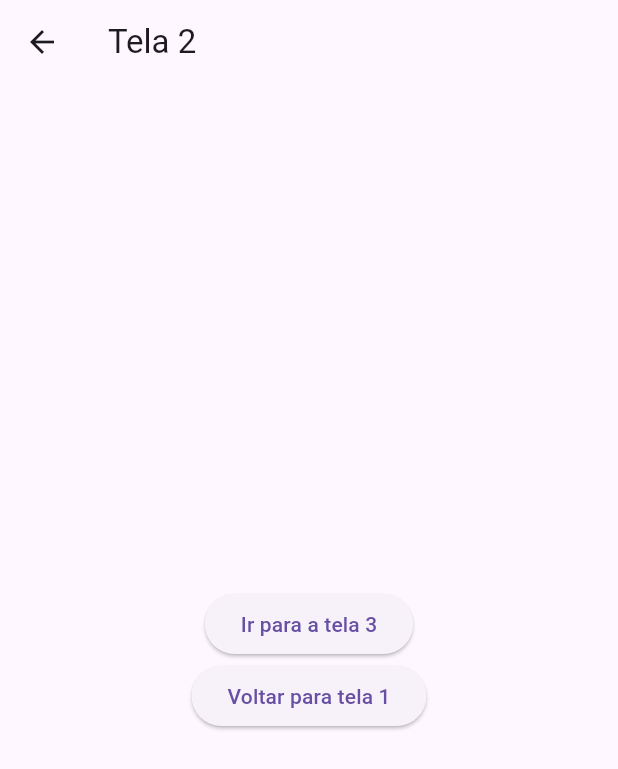
After one commit to VinioVnz/meu_app, a Flutter app: the screen it shows after launch, after a tap on "Ir pra tela 2", on a phone screen of 412 x 824 dp. The commit adds this screen. Shown: the top 769 px of the screen. Run offline on Flutter 3.47's test engine with Material 3 defaults, Android fonts, the phone set to English and light mode, and no system bars; our stand-ins replace google_fonts; missing offline and left inert: dart:ffi.

Commit message:
aula 03/06/2025

```diff
--- a/lib/exercicios/ExercicioMaterial.dart
+++ b/lib/exercicios/ExercicioMaterial.dart
@@ -1,4 +1,3 @@
-import 'package:flutter/foundation.dart';
 import 'package:flutter/material.dart';
 
 class ExercicioMaterial extends StatefulWidget {
@@ -17,6 +16,7 @@ class _ExercicioMaterialState extends State<ExercicioMaterial> {
       title: "Exercício Material App",
       theme: ThemeData.light(),
       darkTheme: ThemeData.dark(),
+      debugShowCheckedModeBanner: false,
       themeMode: isDarkMode ? ThemeMode.dark : ThemeMode.light,
       home: HomePage(
         toggleTheme: () {
--- a/lib/main.dart
+++ b/lib/main.dart
@@ -3,15 +3,20 @@ import 'dart:io';
 import 'package:flutter/material.dart';
 import 'package:meu_app/Botao.dart';
 import 'package:meu_app/Cupertino/MyCupertino.dart';
+import 'package:meu_app/Debug.dart';
 import 'package:meu_app/MaterialApp/MyMaterial.dart';
 import 'package:meu_app/exercicios/Loja.dart';
 import 'package:meu_app/exercicios/Welcome.dart';
 import 'package:meu_app/inherited/UserInfos.dart';
+import 'package:meu_app/navegacao/Routes.dart';
+import 'package:meu_app/navegacao/Tela1.dart';
 import 'package:meu_app/statefull/Contador.dart';
 import 'package:meu_app/statefull/RandomNumber.dart';
 import 'package:meu_app/statefull/darkmode.dart';
 import 'package:meu_app/stateless/SemEstado.dart';
 import 'package:meu_app/stateless/User.dart';
+import 'package:meu_app/usandoAssets/Fonts.dart';
+import 'package:meu_app/usandoAssets/Imagem.dart';
 import 'package:meu_app/widgetsLayout/LayoutApp.dart';
 
 /* void main() {
@@ -77,7 +82,12 @@ void main(){
   runApp(MyCupertino());
 }
 } */
-runApp(LayoutApp());
+//runApp(LayoutApp());
+//runApp(Fonts());
+//runApp(Imagem());
+//runApp(const MaterialApp(home: Debug(numeroMaximo: 10),));
+//runApp(MaterialApp(home: Tela1(),));
+runApp(Routes());
 }
 
 //atalho = st e ai so da autocomplete
--- /dev/null
+++ b/lib/navegacao/Routes.dart
@@ -0,0 +1,20 @@
+import 'package:flutter/material.dart';
+import 'package:meu_app/navegacao/Tela1.dart';
+import 'package:meu_app/navegacao/Tela2.dart';
+import 'package:meu_app/navegacao/Tela3.dart';
+
+class Routes extends StatelessWidget {
+  const Routes({super.key});
+
+  @override
+  Widget build(context) {
+    return MaterialApp(
+      initialRoute: '/',
+      routes: {
+        '/' : (context) => const Tela1(),
+        '/tela2' : (context) => const Tela2(),
+        '/tela3' : (context) => const Tela3()
+      },
+    );
+  }
+}
--- /dev/null
+++ b/lib/navegacao/Tela1.dart
@@ -0,0 +1,29 @@
+import 'package:flutter/material.dart';
+import 'package:meu_app/navegacao/Tela2.dart';
+
+class Tela1 extends StatelessWidget {
+  const Tela1({super.key});
+
+  @override
+  Widget build(BuildContext context) {
+    return Scaffold(
+      appBar: AppBar(title: Text("Tela 1"),),
+      body: Center(
+        child: ElevatedButton(
+          child: const Text("Ir pra tela 2"),
+          onPressed: () {
+            //sem pode voltar a tela
+            /* Navigator.pushReplacement(context, |MaterialPageRoute(
+              builder: (context) => const Tela2()));
+             */
+            /* Navigator.push(context, MaterialPageRoute(
+              builder: (context) => const Tela2())
+            ); */
+            Navigator.pushNamed(context, '/tela2');
+
+          },
+        ),
+      ),
+    );
+  }
+}
--- /dev/null
+++ b/lib/navegacao/Tela2.dart
@@ -0,0 +1,29 @@
+import 'package:flutter/material.dart';
+
+class Tela2 extends StatelessWidget {
+  const Tela2({super.key});
+
+  @override
+  Widget build(BuildContext context) {
+    return Scaffold(
+      appBar: AppBar(title: Text("Tela 2")),
+      body: Center(
+        child: Center(
+          child: Column(
+            mainAxisAlignment: MainAxisAlignment.center,
+            children: [
+              ElevatedButton(
+                child: Text("Ir para a tela 3"),
+                onPressed: () {
+                  Navigator.pushNamed(context, '/tela3');
+                },
+              ),
+              ElevatedButton(child: Text("Voltar para tela 1"),
+              onPressed: () => Navigator.pushNamed(context, '/'),)
+            ],
+          )
+        ),
+      ),
+    );
+  }
+}
--- /dev/null
+++ b/lib/usandoAssets/Fonts.dart
@@ -0,0 +1,21 @@
+import 'package:flutter/material.dart';
+
+class Fonts extends StatelessWidget {
+  const Fonts({super.key});
+
+  @override
+  Widget build(BuildContext context) {
+    return MaterialApp(
+      title: "Assets",
+      home: Scaffold(
+        appBar: AppBar(title: Text("Usando Fonts"),),
+        body: Center(
+          child: Text(
+            "Font Asset",
+            style: TextStyle(fontFamily: "Montserrat",fontSize: 30),
+          ),
+        ),
+      ),
+    );
+  }
+}
--- /dev/null
+++ b/lib/usandoAssets/Imagem.dart
@@ -0,0 +1,34 @@
+import 'package:flutter/material.dart';
+/*
+  FORMATOS DE IMAGENS ACEITOS PELO FLUTTER
+  PNG, JPEG/JPG, GIF, WEBP, ICO, SVG, HEIF/HEIC
+  SGV - NÃO É NATIVO (PRECISA DE BIBLIOTECA)
+  HEIF/HEIC - NÃO É NATIVO (PRECISA DE BIBLIOTECA)
+ */
+class Imagem extends StatelessWidget {
+  const Imagem({super.key});
+
+  @override
+  Widget build(BuildContext context) {
+    return MaterialApp(
+      debugShowCheckedModeBanner: false,
+      home: Scaffold(
+        appBar: AppBar(title: Text(
+          "Usando imagens",
+        ),
+        ),
+
+        body: Column(
+          mainAxisAlignment: MainAxisAlignment.center,
+          children: [
+            Center(
+              child:
+                Image.asset('assets/images/batman.png')
+              ,
+            )
+          ],
+        ),
+      ),
+    );
+  }
+}
--- a/lib/widgetsLayout/LayoutApp.dart
+++ b/lib/widgetsLayout/LayoutApp.dart
@@ -11,6 +11,7 @@ class LayoutApp extends StatelessWidget {
     return const MaterialApp(
       title: "Widgets de layout",
       home: MontandoTela(),
+      debugShowCheckedModeBanner: false,
     );
   }
 }
```
Also changed, not shown: lib/Debug.dart (added, +28 -0 lines), lib/navegacao/Tela3.dart (added, +19 -0 lines).
